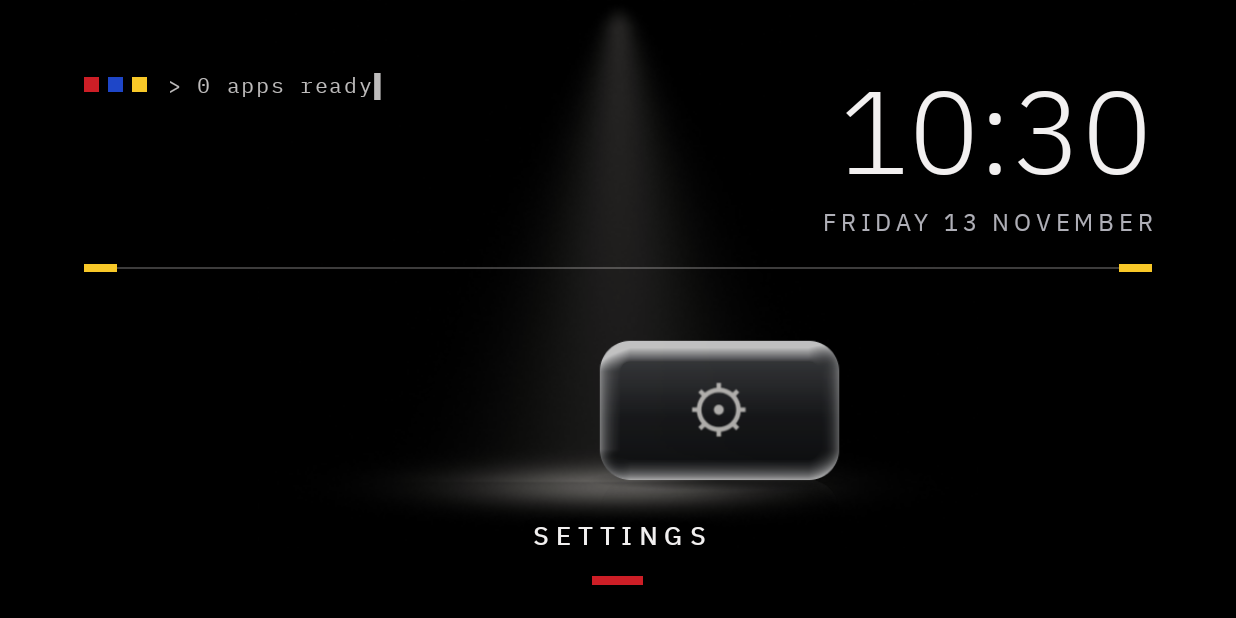
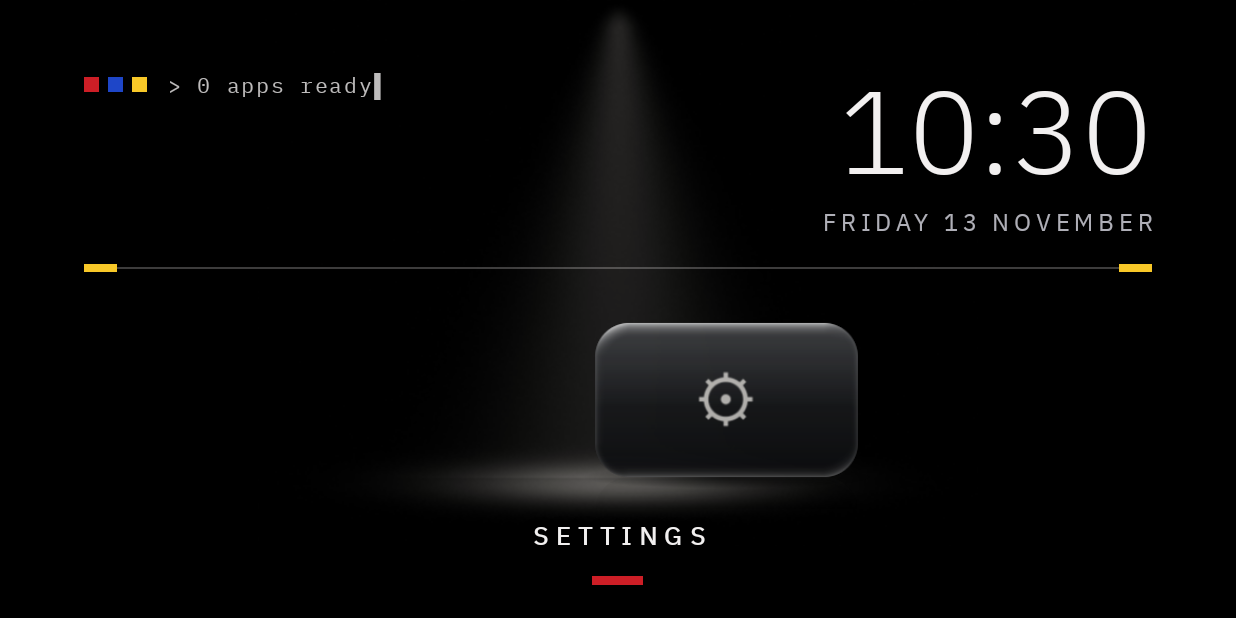
Before and after one commit to oliverweissl/RietveldTV, an Android app: the HomeActivity screen opened directly, with no data from a screen before it, on a phone screen of 824 x 412 dp (held sideways). Run offline under Robolectric (Android 15) with nearby library versions, the phone set to English and light mode, and no system bars; pictures from the network do not load.

Commit message:
Cleaner glass, 10% bigger icons, widget positions and weather by city
Glass: thinner bevel, much gentler refraction, no colour fringing, thinner rim
light. Widgets take a position (top-left/center/right, bottom-left/right);
weather accepts a city name (geocoded once) besides coordinates; terminal line
can be turned off. Docs and screenshots updated.

Co-Authored-By: Claude Sonnet 5.5 <noreply@anthropic.com>

```diff
--- a/app/src/main/java/dev/oliver/home/Config.java
+++ b/app/src/main/java/dev/oliver/home/Config.java
@@ -28,6 +28,8 @@ final class Config {
     /** Widget definitions, shown left to right in the top-right corner. Each has at least a "type". */
     final List<JSONObject> widgets = new ArrayList<>();
     boolean showSettings = true;
+    /** The small typing line "> 5 apps ready" in the top-left corner. Hidden automatically if a widget sits there. */
+    boolean terminal = true;
 
     static Config load(Context c) {
         String json = null;
@@ -57,6 +59,7 @@ final class Config {
             JSONArray widgets = o.optJSONArray("widgets");
             if (widgets != null) for (int i = 0; i < widgets.length(); i++) cfg.widgets.add(widgets.getJSONObject(i));
             cfg.showSettings = o.optBoolean("showSettings", true);
+            cfg.terminal = o.optBoolean("terminal", true);
             return cfg;
         } catch (Exception e) {
             Log.w(TAG, "config.json is not valid JSON, falling back to the default", e);
--- a/app/src/main/java/dev/oliver/home/HomeActivity.java
+++ b/app/src/main/java/dev/oliver/home/HomeActivity.java
@@ -44,7 +44,9 @@ public class HomeActivity extends Activity {
 
     private Config config = new Config();
     private final java.util.List<Widgets.Widget> widgets = new ArrayList<>();
-    private LinearLayout widgetRow;
+    private FrameLayout rootView;
+    private final java.util.List<View> widgetHosts = new ArrayList<>();
+    private View termRow;
     private Widgets.Style style;
 
     private final Handler handler = new Handler(Looper.getMainLooper());
@@ -88,12 +90,7 @@ public class HomeActivity extends Activity {
         root.addView(scrim, new FrameLayout.LayoutParams(-1, -1));
 
         style = new Widgets.Style(this, plexLight, plexRegular, plexMedium, plexMono);
-        widgetRow = new LinearLayout(this);
-        widgetRow.setOrientation(LinearLayout.HORIZONTAL);
-        widgetRow.setGravity(Gravity.TOP | Gravity.END);
-        FrameLayout.LayoutParams cp = new FrameLayout.LayoutParams(-2, -2, Gravity.TOP | Gravity.END);
-        cp.setMargins(0, px(36), px(56), 0);
-        root.addView(widgetRow, cp);
+        rootView = root;
 
         LinearLayout term = new LinearLayout(this);
         term.setOrientation(LinearLayout.HORIZONTAL);
@@ -113,6 +110,7 @@ public class HomeActivity extends Activity {
         FrameLayout.LayoutParams tp = new FrameLayout.LayoutParams(-2, -2, Gravity.TOP | Gravity.START);
         tp.setMargins(px(56), px(46), 0, 0);
         root.addView(term, tp);
+        termRow = term;
 
         // Rietveld-style structure: a thin rule with yellow end-cut caps under the header
         View rule = new View(this);
@@ -146,7 +144,7 @@ public class HomeActivity extends Activity {
         row.setOrientation(LinearLayout.HORIZONTAL);
         row.setGravity(Gravity.CENTER_VERTICAL);
         row.setClipChildren(false);
-        row.setPadding(px(356), px(30), px(356), px(6));
+        row.setPadding(px(349), px(30), px(349), px(6));
         scroller.addView(row, new ViewGroup.LayoutParams(-2, -2));
         FrameLayout.LayoutParams sp = new FrameLayout.LayoutParams(-1, -2, Gravity.BOTTOM);
         sp.setMargins(0, 0, 0, px(56));
@@ -185,17 +183,46 @@ public class HomeActivity extends Activity {
         }
     }
 
+    /**
+     * Places each widget at the anchor named in its "position": top-left, top-center, top-right (default),
+     * bottom-left or bottom-right. Widgets sharing an anchor sit side by side in config order.
+     */
     private void buildWidgets() {
         widgets.clear();
-        widgetRow.removeAllViews();
+        for (View v : widgetHosts) rootView.removeView(v);
+        widgetHosts.clear();
+        java.util.Map<String, LinearLayout> hosts = new java.util.HashMap<>();
+        boolean topLeft = false;
         for (org.json.JSONObject cfg : config.widgets) {
+            String pos = cfg.optString("position", "top-right");
+            int fg, align, mt = 0, mb = 0, ms = 0, me = 0;
+            switch (pos) {
+                case "top-left":     fg = Gravity.TOP | Gravity.START;              align = Gravity.START; mt = 36; ms = 56; topLeft = true; break;
+                case "top-center":   fg = Gravity.TOP | Gravity.CENTER_HORIZONTAL;  align = Gravity.CENTER_HORIZONTAL; mt = 36; break;
+                case "bottom-left":  fg = Gravity.BOTTOM | Gravity.START;           align = Gravity.START; mb = 24; ms = 56; break;
+                case "bottom-right": fg = Gravity.BOTTOM | Gravity.END;             align = Gravity.END;   mb = 24; me = 56; break;
+                default: pos = "top-right"; fg = Gravity.TOP | Gravity.END;         align = Gravity.END;   mt = 36; me = 56; break;
+            }
+            style.gravity = align;
             Widgets.Widget w = Widgets.create(style, cfg);
             if (w == null) continue;
+            LinearLayout host = hosts.get(pos);
+            if (host == null) {
+                host = new LinearLayout(this);
+                host.setOrientation(LinearLayout.HORIZONTAL);
+                FrameLayout.LayoutParams lp = new FrameLayout.LayoutParams(-2, -2, fg);
+                lp.setMargins(px(ms), px(mt), px(me), px(mb));
+                rootView.addView(host, lp);
+                widgetHosts.add(host);
+                hosts.put(pos, host);
+            }
             LinearLayout.LayoutParams lp = new LinearLayout.LayoutParams(-2, -2);
-            if (widgetRow.getChildCount() > 0) lp.setMarginStart(px(40));
-            widgetRow.addView(w.view, lp);
+            if (host.getChildCount() > 0) lp.setMarginStart(px(40));
+            host.addView(w.view, lp);
             widgets.add(w);
         }
+        // the typing line lives top-left: step aside when a widget is placed there, or when the config turns it off
+        termRow.setVisibility(topLeft || !config.terminal ? View.GONE : View.VISIBLE);
     }
 
     // Home screen is the root: swallow Back.
@@ -326,7 +353,7 @@ public class HomeActivity extends Activity {
         g.setFocusable(true);
         g.setClickable(true);
         LinearLayout.LayoutParams lp = new LinearLayout.LayoutParams(g.totalW(), g.totalH());
-        lp.setMargins(px(40), 0, px(40), 0);
+        lp.setMargins(px(44), 0, px(44), 0);
         g.setLayoutParams(lp);
         g.setOnFocusChangeListener((v, has) -> {
             if (has) {
@@ -411,7 +438,7 @@ public class HomeActivity extends Activity {
      */
     private class GlassBox extends View {
         private final Drawable art;
-        private final int fw = px(151), fh = px(88), depth = px(26), side = px(8), refl = px(30);
+        private final int fw = px(166), fh = px(97), depth = px(28), side = px(8), refl = px(32);
         String title = "";
         private float lit = 0f, dir = 0f;
         private Bitmap refr, spec;
@@ -492,7 +519,7 @@ public class HomeActivity extends Activity {
             int[] src = new int[fw * fh];
             content.getPixels(src, 0, fw, 0, 0, fw, fh);
             int[] out = new int[fw * fh], hl = new int[fw * fh];
-            float rad = fh * 0.22f, bw = fh * 0.15f;
+            float rad = fh * 0.22f, bw = fh * 0.10f;
             float cx = fw / 2f, cy = fh / 2f, hx = fw / 2f - rad, hy = fh / 2f - rad;
             float lx = -0.35f, ly = -0.94f;                       // light from the top, a touch from the left
             for (int y = 0; y < fh; y++) {
@@ -511,16 +538,16 @@ public class HomeActivity extends Activity {
                     else if (qx > qy) { nx = Math.signum(px_); ny = 0f; }
                     else { nx = 0f; ny = Math.signum(py_); }
                     float t = Math.max(0f, Math.min(1f, 1f - dIn / bw));        // 0 in the flat middle, 1 on the rim
-                    float shift = bw * 0.55f * t * t;                        // refraction: strongest at the rim
-                    float rr = chan(src, x + 0.5f - nx * shift * 0.92f, y + 0.5f - ny * shift * 0.92f, 16);
+                    float shift = bw * 0.28f * t * t;                        // refraction: strongest at the rim
+                    float rr = chan(src, x + 0.5f - nx * shift, y + 0.5f - ny * shift, 16);
                     float gg = chan(src, x + 0.5f - nx * shift, y + 0.5f - ny * shift, 8);
-                    float bb = chan(src, x + 0.5f - nx * shift * 1.08f, y + 0.5f - ny * shift * 1.08f, 0);
+                    float bb = chan(src, x + 0.5f - nx * shift, y + 0.5f - ny * shift, 0);
                     out[y * fw + x] = Color.argb(Math.round(255 * cover), (int) rr, (int) gg, (int) bb);
                     // light on the bevel: main highlight facing the lamp, a weaker bounce on the opposite side, hairline fresnel rim
                     float nl = nx * lx + ny * ly;
-                    float s1 = (float) Math.pow(Math.max(0f, nl), 1.8) * (float) Math.pow(t, 0.8) * 1.35f;
-                    float s2 = (float) Math.pow(Math.max(0f, -nl), 2.4) * (float) Math.pow(t, 1.1) * 0.55f;
-                    float fres = (float) Math.pow(t, 3) * 0.42f;
+                    float s1 = (float) Math.pow(Math.max(0f, nl), 3.0) * (float) Math.pow(t, 2.0) * 0.85f;
+                    float s2 = (float) Math.pow(Math.max(0f, -nl), 4.0) * (float) Math.pow(t, 2.0) * 0.22f;
+                    float fres = (float) Math.pow(t, 6) * 0.20f;
                     float a = Math.min(1f, s1 + s2 + fres) * cover;
                     hl[y * fw + x] = Color.argb(Math.round(255 * a), 255, 255, 255);
                 }
@@ -589,7 +616,7 @@ public class HomeActivity extends Activity {
 
             // rim highlights from the bevel slope, brighter when the lamp is on it
             p.setColor(Color.WHITE);
-            p.setAlpha((int) (255 * (0.30f + 0.70f * L) * st));
+            p.setAlpha((int) (255 * (0.35f + 0.65f * L) * st));
             c.drawBitmap(spec, x0, y0, p);
             p.setAlpha(255);
         }
```
Also changed, not shown: app/src/main/java/dev/oliver/home/Widgets.java (+32 -8 lines), 7 other files.
